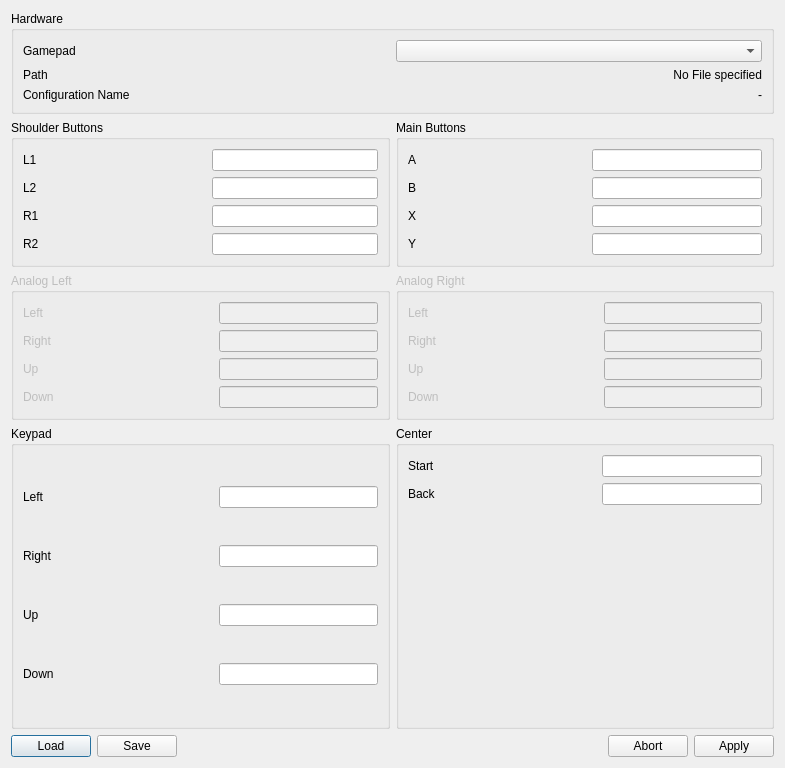
schwemmdx/rs232-tool, file gamepad_dialog.ui: the form before one commit.
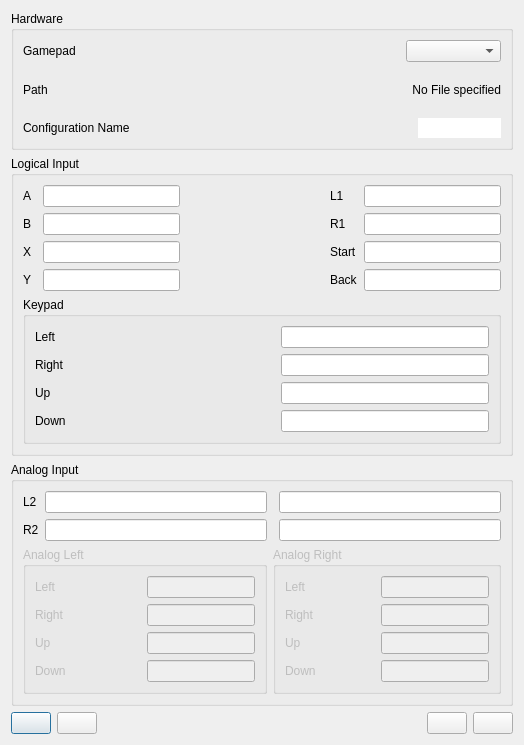
The form after the commit. Icons and pictures are not drawn.

Commit message: fully implemeted gamepad support loading and saving json keymaps redesigned ui

```diff
--- a/gamepad_dialog.ui
+++ b/gamepad_dialog.ui
@@ -6,35 +6,25 @@
    <rect>
     <x>0</x>
     <y>0</y>
-    <width>785</width>
-    <height>768</height>
+    <width>524</width>
+    <height>745</height>
    </rect>
   </property>
   <property name="windowTitle">
    <string>Dialog</string>
   </property>
-  <layout class="QVBoxLayout" name="verticalLayout">
-   <item>
+  <property name="windowIcon">
+   <iconset resource="rs232-tool.qrc">
+    <normaloff>:/icons/images/game-controller.png</normaloff>:/icons/images/game-controller.png</iconset>
+  </property>
+  <layout class="QGridLayout" name="gridLayout_6">
+   <item row="0" column="0">
     <widget class="QGroupBox" name="groupBox_7">
      <property name="title">
       <string>Hardware</string>
      </property>
      <layout class="QGridLayout" name="gridLayout_7">
-      <item row="2" column="0">
-       <widget class="QLabel" name="label_24">
-        <property name="text">
-         <string>Path</string>
-        </property>
-       </widget>
-      </item>
-      <item row="1" column="0">
-       <widget class="QLabel" name="label_23">
-        <property name="text">
-         <string>Gamepad</string>
-        </property>
-       </widget>
-      </item>
-      <item row="2" column="1">
+      <item row="1" column="5" colspan="2">
        <widget class="QLabel" name="configFilePath">
         <property name="text">
          <string>No File specified</string>
@@ -47,7 +37,44 @@
         </property>
        </widget>
       </item>
-      <item row="1" column="1">
+      <item row="0" column="0" colspan="2">
+       <widget class="QLabel" name="label_23">
+        <property name="text">
+         <string>Gamepad</string>
+        </property>
+       </widget>
+      </item>
+      <item row="1" column="0">
+       <widget class="QLabel" name="label_24">
+        <property name="text">
+         <string>Path</string>
+        </property>
+       </widget>
+      </item>
+      <item row="2" column="6">
+       <widget class="QLineEdit" name="nameLabel">
+        <property name="layoutDirection">
+         <enum>Qt::RightToLeft</enum>
+        </property>
+        <property name="autoFillBackground">
+         <bool>true</bool>
+        </property>
+        <property name="frame">
+         <bool>false</bool>
+        </property>
+        <property name="alignment">
+         <set>Qt::AlignRight|Qt::AlignTrailing|Qt::AlignVCenter</set>
+        </property>
+       </widget>
+      </item>
+      <item row="2" column="0" colspan="3">
+       <widget class="QLabel" name="label_25">
+        <property name="text">
+         <string>Configuration Name</string>
+        </property>
+       </widget>
+      </item>
+      <item row="0" column="4" colspan="3">
        <widget class="QComboBox" name="devicesBox">
         <property name="minimumSize">
          <size>
@@ -57,119 +84,122 @@
         </property>
        </widget>
       </item>
-      <item row="3" column="1">
-       <widget class="QLabel" name="nameLabel">
-        <property name="text">
-         <string>-</string>
+      <item row="2" column="3">
+       <spacer name="horizontalSpacer_10">
+        <property name="orientation">
+         <enum>Qt::Horizontal</enum>
         </property>
-        <property name="alignment">
-         <set>Qt::AlignRight|Qt::AlignTrailing|Qt::AlignVCenter</set>
+        <property name="sizeHint" stdset="0">
+         <size>
+          <width>326</width>
+          <height>20</height>
+         </size>
         </property>
-        <property name="wordWrap">
-         <bool>true</bool>
-        </property>
-       </widget>
-      </item>
-      <item row="3" column="0">
-       <widget class="QLabel" name="label_25">
-        <property name="text">
-         <string>Configuration Name</string>
-        </property>
-       </widget>
+       </spacer>
       </item>
      </layout>
     </widget>
    </item>
-   <item>
-    <layout class="QGridLayout" name="gridLayout_8">
-     <item row="0" column="0">
+   <item row="1" column="0">
       <widget class="QGroupBox" name="groupBox">
        <property name="title">
-        <string>Shoulder Buttons</string>
+      <string>Logical Input</string>
        </property>
        <layout class="QGridLayout" name="gridLayout">
-        <item row="1" column="0">
-         <widget class="QLabel" name="label_4">
-          <property name="text">
-           <string>L2</string>
-          </property>
-         </widget>
-        </item>
-        <item row="3" column="2">
-         <widget class="QLineEdit" name="r2"/>
-        </item>
-        <item row="1" column="2">
-         <widget class="QLineEdit" name="l2"/>
-        </item>
-        <item row="0" column="0">
-         <widget class="QLabel" name="label">
+      <item row="3" column="5">
+       <widget class="QLineEdit" name="back"/>
+      </item>
+      <item row="3" column="4">
+       <widget class="QLabel" name="label_22">
           <property name="text">
-           <string>L1</string>
-          </property>
-         </widget>
-        </item>
-        <item row="2" column="1">
-         <spacer name="horizontalSpacer">
-          <property name="orientation">
-           <enum>Qt::Horizontal</enum>
-          </property>
-          <property name="sizeHint" stdset="0">
-           <size>
-            <width>40</width>
-            <height>20</height>
-           </size>
-          </property>
-         </spacer>
-        </item>
-        <item row="3" column="0">
-         <widget class="QLabel" name="label_3">
-          <property name="text">
-           <string>R2</string>
+         <string>Back</string>
           </property>
          </widget>
         </item>
         <item row="2" column="2">
+       <widget class="QLineEdit" name="b_edit"/>
+      </item>
+      <item row="2" column="4">
+       <widget class="QLabel" name="label_21">
+        <property name="text">
+         <string>Start</string>
+        </property>
+       </widget>
+      </item>
+      <item row="1" column="5">
          <widget class="QLineEdit" name="r1"/>
         </item>
-        <item row="2" column="0">
-         <widget class="QLabel" name="label_2">
-          <property name="text">
-           <string>R1</string>
-          </property>
-         </widget>
-        </item>
+      <item row="3" column="2">
+       <widget class="QLineEdit" name="y_edit"/>
+      </item>
+      <item row="2" column="5">
+       <widget class="QLineEdit" name="start"/>
+      </item>
+      <item row="4" column="0" colspan="6">
+       <widget class="QGroupBox" name="groupBox_5">
+        <property name="title">
+         <string>Keypad</string>
+        </property>
+        <layout class="QGridLayout" name="gridLayout_5">
         <item row="0" column="2">
+          <widget class="QLineEdit" name="k_l"/>
+         </item>
+         <item row="3" column="2">
+          <widget class="QLineEdit" name="k_dwn"/>
+         </item>
+         <item row="2" column="0">
+          <widget class="QLabel" name="label_20">
+           <property name="text">
+            <string>Up</string>
+           </property>
+          </widget>
+         </item>
+         <item row="0" column="0">
+          <widget class="QLabel" name="label_17">
+           <property name="text">
+            <string>Left</string>
+           </property>
+          </widget>
+         </item>
+         <item row="1" column="0">
+          <widget class="QLabel" name="label_18">
+           <property name="text">
+            <string>Right</string>
+           </property>
+          </widget>
+         </item>
+         <item row="1" column="2">
+          <widget class="QLineEdit" name="k_r"/>
+         </item>
+         <item row="2" column="1">
+          <spacer name="horizontalSpacer_5">
+           <property name="orientation">
+            <enum>Qt::Horizontal</enum>
+           </property>
+           <property name="sizeHint" stdset="0">
+            <size>
+             <width>40</width>
+             <height>20</height>
+            </size>
+           </property>
+          </spacer>
+         </item>
+         <item row="3" column="0">
+          <widget class="QLabel" name="label_19">
+           <property name="text">
+            <string>Down</string>
+           </property>
+          </widget>
+         </item>
+         <item row="2" column="2">
+          <widget class="QLineEdit" name="k_up"/>
+         </item>
+        </layout>
+       </widget>
+      </item>
+      <item row="0" column="5">
          <widget class="QLineEdit" name="l1"/>
         </item>
-       </layout>
-      </widget>
-     </item>
-     <item row="0" column="1">
-      <widget class="QGroupBox" name="groupBox_2">
-       <property name="title">
-        <string>Main Buttons</string>
-       </property>
-       <layout class="QGridLayout" name="gridLayout_2">
-        <item row="2" column="1">
-         <spacer name="horizontalSpacer_2">
-          <property name="orientation">
-           <enum>Qt::Horizontal</enum>
-          </property>
-          <property name="sizeHint" stdset="0">
-           <size>
-            <width>40</width>
-            <height>20</height>
-           </size>
-          </property>
-         </spacer>
-        </item>
-        <item row="0" column="0">
-         <widget class="QLabel" name="label_5">
-          <property name="text">
-           <string>A</string>
-          </property>
-         </widget>
-        </item>
         <item row="1" column="0">
          <widget class="QLabel" name="label_6">
           <property name="text">
@@ -184,17 +214,15 @@
           </property>
          </widget>
         </item>
-        <item row="3" column="2">
-         <widget class="QLineEdit" name="y_edit"/>
-        </item>
-        <item row="2" column="2">
+      <item row="1" column="2">
          <widget class="QLineEdit" name="x_edit"/>
         </item>
-        <item row="1" column="2">
-         <widget class="QLineEdit" name="b_edit"/>
-        </item>
-        <item row="0" column="2">
-         <widget class="QLineEdit" name="a_edit"/>
+      <item row="1" column="4">
+       <widget class="QLabel" name="label_2">
+        <property name="text">
+         <string>R1</string>
+        </property>
+       </widget>
         </item>
         <item row="2" column="0">
          <widget class="QLabel" name="label_8">
@@ -203,53 +231,25 @@
           </property>
          </widget>
         </item>
-       </layout>
-      </widget>
-     </item>
-     <item row="1" column="0">
-      <widget class="QGroupBox" name="groupBox_3">
-       <property name="enabled">
-        <bool>false</bool>
-       </property>
-       <property name="title">
-        <string>Analog Left</string>
-       </property>
-       <layout class="QGridLayout" name="gridLayout_3">
         <item row="0" column="0">
-         <widget class="QLabel" name="label_9">
+       <widget class="QLabel" name="label_5">
           <property name="text">
-           <string>Left</string>
-          </property>
-         </widget>
-        </item>
-        <item row="3" column="2">
-         <widget class="QLineEdit" name="al_dwn"/>
-        </item>
-        <item row="1" column="2">
-         <widget class="QLineEdit" name="al_r"/>
-        </item>
-        <item row="2" column="2">
-         <widget class="QLineEdit" name="al_up"/>
-        </item>
-        <item row="1" column="0">
-         <widget class="QLabel" name="label_10">
-          <property name="text">
-           <string>Right</string>
+         <string>A</string>
           </property>
          </widget>
         </item>
         <item row="0" column="2">
-         <widget class="QLineEdit" name="al_l"/>
-        </item>
-        <item row="3" column="0">
-         <widget class="QLabel" name="label_11">
+       <widget class="QLineEdit" name="a_edit"/>
+      </item>
+      <item row="0" column="4">
+       <widget class="QLabel" name="label">
           <property name="text">
-           <string>Down</string>
+         <string>L1</string>
           </property>
          </widget>
         </item>
-        <item row="2" column="1">
-         <spacer name="horizontalSpacer_3">
+      <item row="3" column="3">
+       <spacer name="horizontalSpacer_8">
           <property name="orientation">
            <enum>Qt::Horizontal</enum>
           </property>
@@ -261,17 +261,16 @@
           </property>
          </spacer>
         </item>
+     </layout>
+    </widget>
+   </item>
         <item row="2" column="0">
-         <widget class="QLabel" name="label_12">
-          <property name="text">
-           <string>Up</string>
-          </property>
-         </widget>
-        </item>
-       </layout>
-      </widget>
-     </item>
-     <item row="1" column="1">
+    <widget class="QGroupBox" name="groupBox_2">
+     <property name="title">
+      <string>Analog Input</string>
+     </property>
+     <layout class="QGridLayout" name="gridLayout_2">
+      <item row="2" column="2" colspan="2">
       <widget class="QGroupBox" name="groupBox_4">
        <property name="enabled">
         <bool>false</bool>
@@ -336,138 +335,133 @@
        </layout>
       </widget>
      </item>
-     <item row="2" column="0">
-      <widget class="QGroupBox" name="groupBox_5">
-       <property name="title">
-        <string>Keypad</string>
-       </property>
-       <layout class="QGridLayout" name="gridLayout_5">
-        <item row="2" column="1">
-         <spacer name="horizontalSpacer_5">
-          <property name="orientation">
-           <enum>Qt::Horizontal</enum>
-          </property>
-          <property name="sizeHint" stdset="0">
-           <size>
-            <width>40</width>
-            <height>20</height>
-           </size>
-          </property>
-         </spacer>
-        </item>
-        <item row="0" column="0">
-         <widget class="QLabel" name="label_17">
-          <property name="text">
-           <string>Left</string>
-          </property>
-         </widget>
-        </item>
-        <item row="1" column="0">
-         <widget class="QLabel" name="label_18">
-          <property name="text">
-           <string>Right</string>
-          </property>
-         </widget>
-        </item>
-        <item row="3" column="0">
-         <widget class="QLabel" name="label_19">
-          <property name="text">
-           <string>Down</string>
-          </property>
-         </widget>
-        </item>
-        <item row="3" column="2">
-         <widget class="QLineEdit" name="k_dwn"/>
-        </item>
-        <item row="2" column="2">
-         <widget class="QLineEdit" name="k_up"/>
-        </item>
-        <item row="1" column="2">
-         <widget class="QLineEdit" name="k_r"/>
-        </item>
-        <item row="0" column="2">
-         <widget class="QLineEdit" name="k_l"/>
-        </item>
-        <item row="2" column="0">
-         <widget class="QLabel" name="label_20">
-          <property name="text">
-           <string>Up</string>
-          </property>
-         </widget>
-        </item>
-       </layout>
-      </widget>
-     </item>
-     <item row="2" column="1">
-      <widget class="QGroupBox" name="groupBox_6">
-       <property name="title">
-        <string>Center</string>
-       </property>
-       <layout class="QGridLayout" name="gridLayout_6">
-        <item row="2" column="3">
-         <spacer name="verticalSpacer">
-          <property name="orientation">
-           <enum>Qt::Vertical</enum>
-          </property>
-          <property name="sizeHint" stdset="0">
-           <size>
-            <width>20</width>
-            <height>40</height>
-           </size>
-          </property>
-         </spacer>
-        </item>
-        <item row="1" column="0">
-         <widget class="QLabel" name="label_22">
-          <property name="text">
-           <string>Back</string>
-          </property>
-         </widget>
-        </item>
-        <item row="2" column="1">
-         <spacer name="horizontalSpacer_6">
-          <property name="orientation">
-           <enum>Qt::Horizontal</enum>
-          </property>
-          <property name="sizeHint" stdset="0">
-           <size>
-            <width>40</width>
-            <height>20</height>
-           </size>
-          </property>
-         </spacer>
-        </item>
-        <item row="0" column="0">
-         <widget class="QLabel" name="label_21">
-          <property name="text">
-           <string>Start</string>
-          </property>
-         </widget>
-        </item>
-        <item row="0" column="3">
-         <widget class="QLineEdit" name="start"/>
+      <item row="1" column="1">
+       <widget class="QLineEdit" name="r2"/>
         </item>
         <item row="1" column="3">
-         <widget class="QLineEdit" name="back"/>
-        </item>
+       <widget class="QLineEdit" name="lineEdit_2"/>
+      </item>
+      <item row="1" column="0">
+       <widget class="QLabel" name="label_3">
+        <property name="text">
+         <string>R2</string>
+        </property>
+       </widget>
+      </item>
+      <item row="0" column="3">
+       <widget class="QLineEdit" name="lineEdit"/>
+      </item>
+      <item row="0" column="1">
+       <widget class="QLineEdit" name="l2"/>
+      </item>
+      <item row="2" column="0" colspan="2">
+       <widget class="QGroupBox" name="groupBox_3">
+        <property name="enabled">
+         <bool>false</bool>
+        </property>
+        <property name="title">
+         <string>Analog Left</string>
+        </property>
+        <layout class="QGridLayout" name="gridLayout_3">
+         <item row="0" column="0">
+          <widget class="QLabel" name="label_9">
+           <property name="text">
+            <string>Left</string>
+           </property>
+          </widget>
+         </item>
+         <item row="3" column="2">
+          <widget class="QLineEdit" name="al_dwn"/>
+         </item>
+         <item row="1" column="2">
+          <widget class="QLineEdit" name="al_r"/>
+         </item>
+         <item row="2" column="2">
+          <widget class="QLineEdit" name="al_up"/>
+         </item>
+         <item row="1" column="0">
+          <widget class="QLabel" name="label_10">
+           <property name="text">
+            <string>Right</string>
+           </property>
+          </widget>
+         </item>
+         <item row="0" column="2">
+          <widget class="QLineEdit" name="al_l"/>
+         </item>
+         <item row="3" column="0">
+          <widget class="QLabel" name="label_11">
+           <property name="text">
+            <string>Down</string>
+           </property>
+          </widget>
+         </item>
+         <item row="2" column="1">
+          <spacer name="horizontalSpacer_3">
+           <property name="orientation">
+            <enum>Qt::Horizontal</enum>
+           </property>
+           <property name="sizeHint" stdset="0">
+            <size>
+             <width>40</width>
+             <height>20</height>
+            </size>
+           </property>
+          </spacer>
+         </item>
+         <item row="2" column="0">
+          <widget class="QLabel" name="label_12">
+           <property name="text">
+            <string>Up</string>
+           </property>
+          </widget>
+         </item>
        </layout>
       </widget>
      </item>
-    </layout>
+      <item row="0" column="0">
+       <widget class="QLabel" name="label_4">
+        <property name="text">
+         <string>L2</string>
+        </property>
+       </widget>
+      </item>
+     </layout>
+    </widget>
    </item>
-   <item>
+   <item row="3" column="0">
     <layout class="QHBoxLayout" name="horizontalLayout">
      <item>
       <widget class="QPushButton" name="loadBtn">
        <property name="text">
-        <string>Load</string>
+        <string/>
+       </property>
+       <property name="icon">
+        <iconset resource="rs232-tool.qrc">
+         <normaloff>:/icons/images/load.png</normaloff>:/icons/images/load.png</iconset>
+       </property>
+       <property name="iconSize">
+        <size>
+         <width>24</width>
+         <height>24</height>
+        </size>
        </property>
       </widget>
      </item>
      <item>
       <widget class="QPushButton" name="saveBtn">
        <property name="text">
-        <string>Save</string>
+        <string/>
+       </property>
+       <property name="icon">
+        <iconset resource="rs232-tool.qrc">
+         <normaloff>:/icons/images/save.png</normaloff>:/icons/images/save.png</iconset>
+       </property>
+       <property name="iconSize">
+        <size>
+         <width>24</width>
+         <height>24</height>
+        </size>
        </property>
       </widget>
      </item>
@@ -478,7 +472,7 @@
        </property>
        <property name="sizeHint" stdset="0">
         <size>
-         <width>151</width>
+         <width>40</width>
          <height>20</height>
         </size>
        </property>
@@ -487,15 +481,35 @@
      <item>
       <widget class="QPushButton" name="abortBtn">
        <property name="text">
-        <string>Abort</string>
+        <string/>
+       </property>
+       <property name="icon">
+        <iconset resource="rs232-tool.qrc">
+         <normaloff>:/icons/images/failed.png</normaloff>:/icons/images/failed.png</iconset>
+       </property>
+       <property name="iconSize">
+        <size>
+         <width>24</width>
+         <height>24</height>
+        </size>
        </property>
       </widget>
      </item>
      <item>
       <widget class="QPushButton" name="applyBtn">
        <property name="text">
-        <string>Apply</string>
+        <string/>
        </property>
+       <property name="icon">
+        <iconset resource="rs232-tool.qrc">
+         <normaloff>:/icons/images/correct.png</normaloff>:/icons/images/correct.png</iconset>
+       </property>
+       <property name="iconSize">
+        <size>
+         <width>24</width>
+         <height>24</height>
+        </size>
+       </property>
       </widget>
      </item>
     </layout>
```
Left out of the diff: 7 changed lines with no effect on the pictures. Lines whose indentation alone changed are shown as unchanged. The commit also changes 2 other files.
